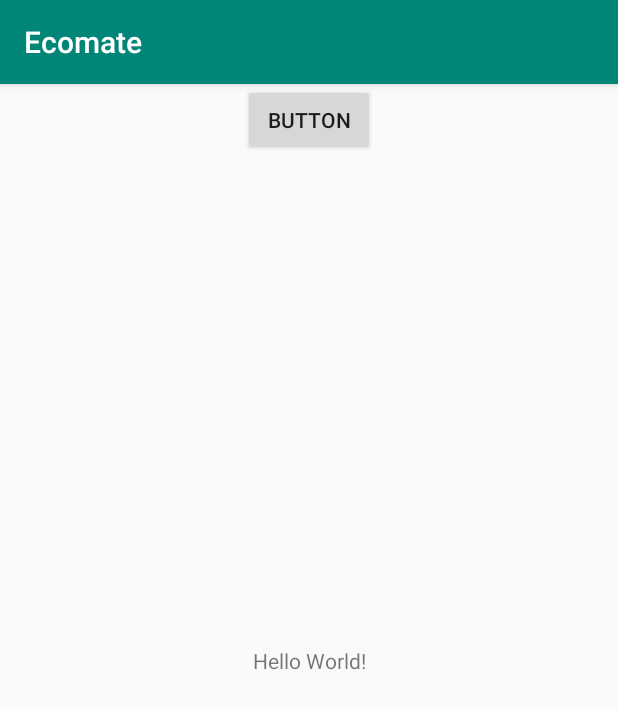
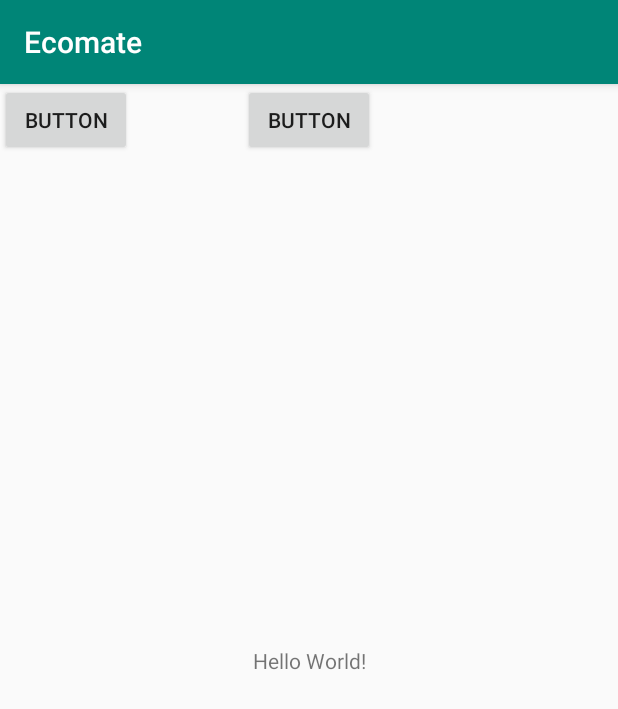
Before and after one commit to juyeoniii/Graduation_project, an Android app: the screen it shows after launch (MainActivity), on a phone screen of 412 x 824 dp. Shown: the top 709 px of the screen. Run offline under Robolectric (Android 15) with nearby library versions, the phone set to English and light mode, and no system bars.

Commit message:
버튼을 하나 더 추가함

```diff
--- a/app/src/main/res/layout/activity_main.xml
+++ b/app/src/main/res/layout/activity_main.xml
@@ -24,4 +24,12 @@
         app:layout_constraintStart_toStartOf="parent"
         tools:layout_editor_absoluteY="384dp" />
 
+    <Button
+        android:id="@+id/button2"
+        android:layout_width="wrap_content"
+        android:layout_height="wrap_content"
+        android:text="Button"
+        tools:layout_editor_absoluteX="70dp"
+        tools:layout_editor_absoluteY="531dp" />
+
 </androidx.constraintlayout.widget.ConstraintLayout>
```
